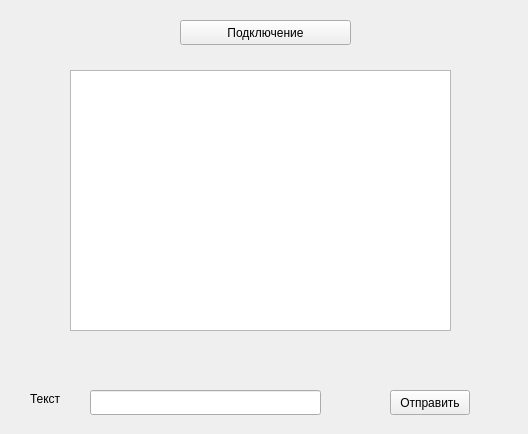
Pozdnyakova-Elizaveta/Messenger, file Client/clientinterface.ui: the form before one commit.
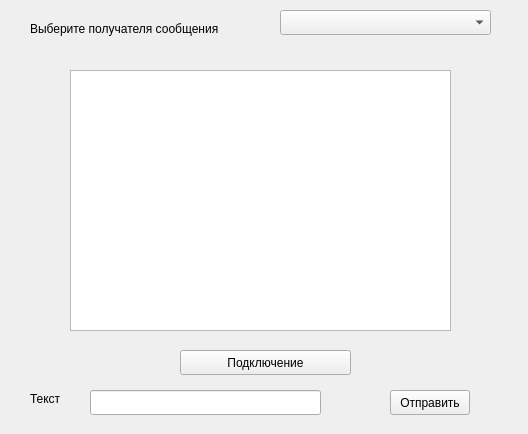
The form after the commit.

Commit message: Добавление функции отправки сообщения конкретному пользователю

```diff
--- a/Client/clientinterface.ui
+++ b/Client/clientinterface.ui
@@ -17,7 +17,7 @@
    <property name="geometry">
     <rect>
      <x>180</x>
-     <y>20</y>
+     <y>350</y>
      <width>171</width>
      <height>25</height>
     </rect>
@@ -72,6 +72,29 @@
     </rect>
    </property>
   </widget>
+  <widget class="QLabel" name="label">
+   <property name="geometry">
+    <rect>
+     <x>30</x>
+     <y>20</y>
+     <width>231</width>
+     <height>17</height>
+    </rect>
+   </property>
+   <property name="text">
+    <string>Выберите получателя сообщения</string>
+   </property>
+  </widget>
+  <widget class="QComboBox" name="userBox">
+   <property name="geometry">
+    <rect>
+     <x>280</x>
+     <y>10</y>
+     <width>211</width>
+     <height>25</height>
+    </rect>
+   </property>
+  </widget>
  </widget>
  <resources/>
  <connections/>
```
The commit also changes 13 other files.
